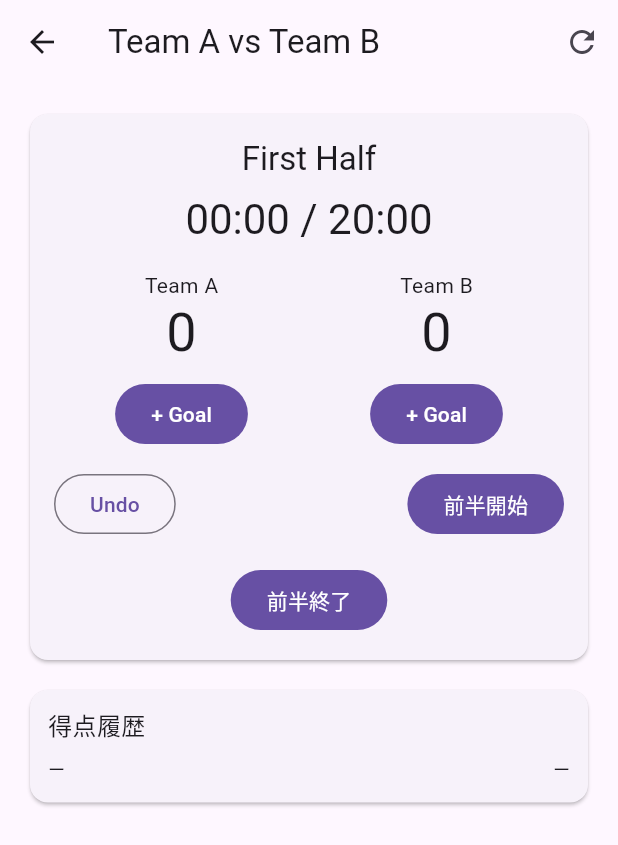
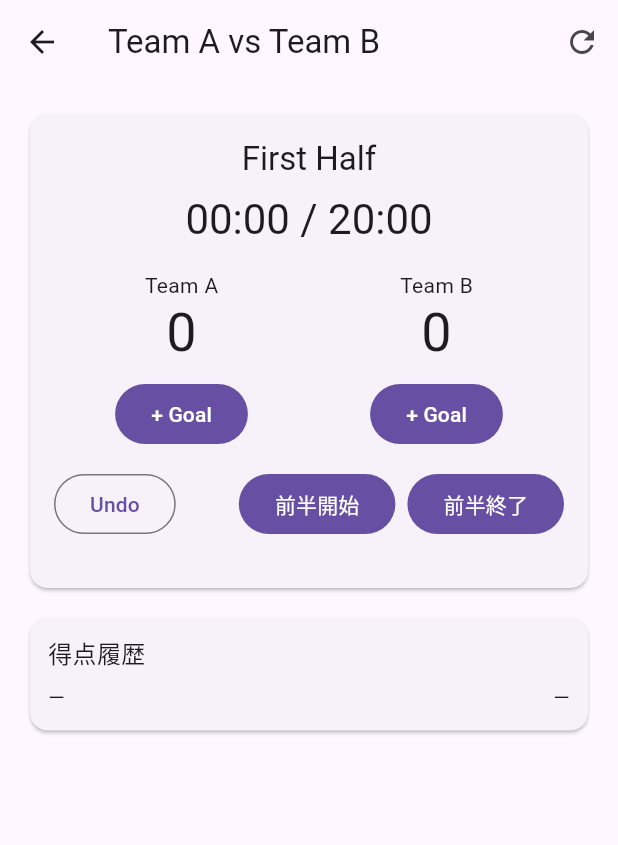
Before and after one commit to Shimakenize/simplescore_web, a Flutter app: the screen it shows after launch, after a tap on "Start Match", on a phone screen of 412 x 824 dp. Shown: the top 845 px of the screen. Run offline on Flutter 3.47's test engine with Material 3 defaults, Android fonts, the phone set to English and light mode, and no system bars; missing offline and left inert: dart:html, dart:js_util.

Commit message:
ボタン位置と書き出しの文字化け修正

```diff
--- a/lib/main.dart
+++ b/lib/main.dart
@@ -1338,6 +1338,30 @@ class _MatchScreenState extends State<MatchScreen> {
     final phaseTimeText = _phasePlannedSec > 0
         ? '${_fmt(_elapsedInPhaseSec)} / ${_fmt(_phasePlannedSec)}'
         : _fmt(_elapsedInPhaseSec);
+    final Widget? endPhaseButton = () {
+      if (_phase == MatchPhase.firstHalf) {
+        return FilledButton(onPressed: _endFirstHalf, child: const Text('前半終了'));
+      }
+      if (_phase == MatchPhase.halftime) {
+        return FilledButton(onPressed: _endHalftime, child: const Text('後半開始'));
+      }
+      if (_phase == MatchPhase.secondHalf) {
+        return FilledButton(onPressed: _endSecondHalf, child: const Text('後半終了'));
+      }
+      if (_phase == MatchPhase.extraFirstHalf) {
+        return FilledButton(
+          onPressed: _endExtraFirstHalf,
+          child: const Text('延長前半終了'),
+        );
+      }
+      if (_phase == MatchPhase.extraSecondHalf) {
+        return FilledButton(
+          onPressed: _endExtraSecondHalf,
+          child: const Text('延長後半終了'),
+        );
+      }
+      return null;
+    }();
 
     return Scaffold(
       appBar: AppBar(
@@ -1394,32 +1418,23 @@ class _MatchScreenState extends State<MatchScreen> {
                   ),
                   const SizedBox(height: 12),
                   Row(
-                    mainAxisAlignment: MainAxisAlignment.spaceBetween,
                     children: [
                       OutlinedButton(
                         onPressed: _undoLastGoal,
                         child: const Text('Undo'),
                       ),
-                      if (_canUsePhaseTimer)
+                      const Spacer(),
+                      if (_canUsePhaseTimer) ...[
                         FilledButton(
                           onPressed: _running ? _stopTimer : _startTimer,
                           child: Text(_running ? '一時停止' : _phaseStartLabel()),
                         ),
+                        if (endPhaseButton != null) const SizedBox(width: 8),
+                      ],
+                      if (endPhaseButton != null) endPhaseButton,
                     ],
                   ),
                   const SizedBox(height: 16),
-
-                  if (_phase == MatchPhase.firstHalf)
-                    FilledButton(onPressed: _endFirstHalf, child: const Text('前半終了')),
-                  if (_phase == MatchPhase.halftime)
-                    FilledButton(onPressed: _endHalftime, child: const Text('後半開始')),
-                  if (_phase == MatchPhase.secondHalf)
-                    FilledButton(onPressed: _endSecondHalf, child: const Text('後半終了')),
-
-                  if (_phase == MatchPhase.extraFirstHalf)
-                    FilledButton(onPressed: _endExtraFirstHalf, child: const Text('延長前半終了')),
-                  if (_phase == MatchPhase.extraSecondHalf)
-                    FilledButton(onPressed: _endExtraSecondHalf, child: const Text('延長後半終了')),
 
                   if (_phase == MatchPhase.penaltyShootout) ...[
                     const SizedBox(height: 8),
```
